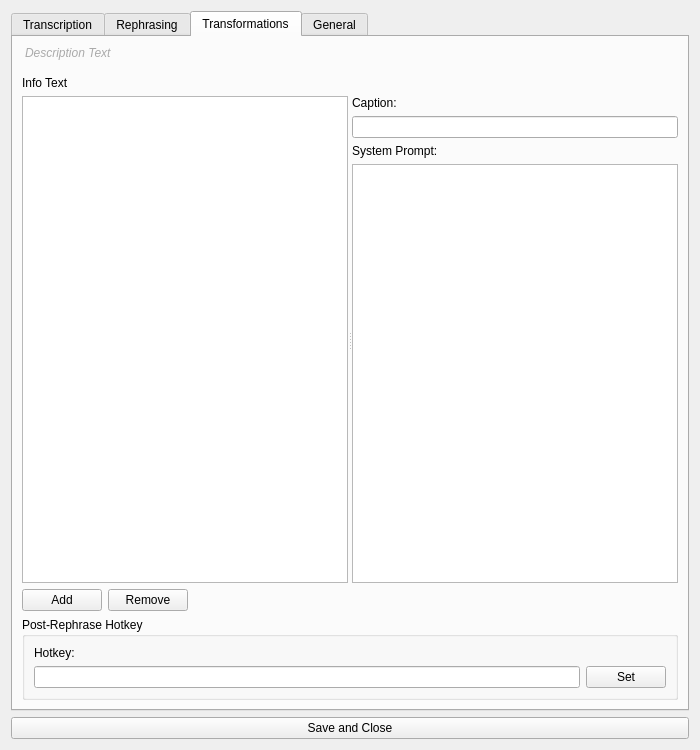
The window that app/resources/main_window.ui (bjspi/WhisperTyper) describes before a commit, drawn with Qt 5.
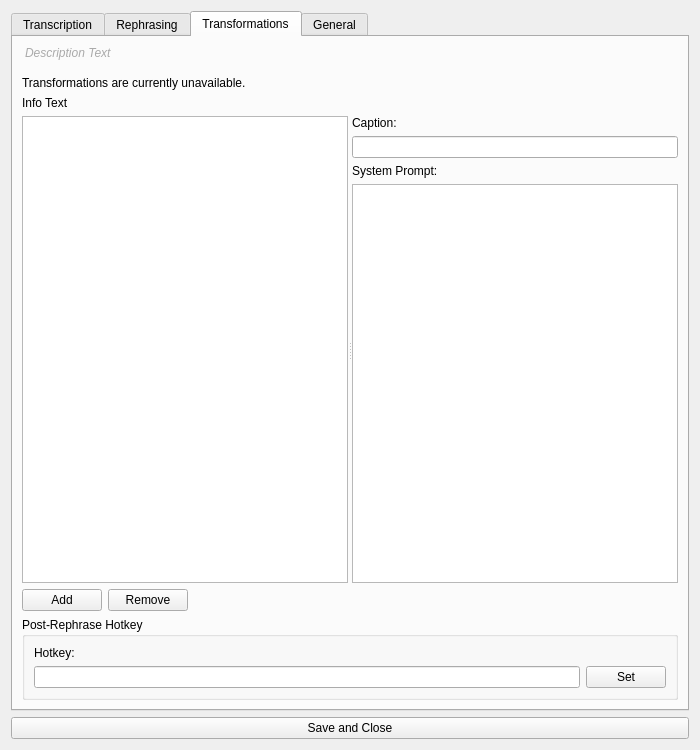
The same window after the commit. The open tabs and pages were chosen to show the change.

Commit message: feat: improve transformations and GPT-5.6 support

Patch:
```diff
--- a/app/resources/main_window.ui
+++ b/app/resources/main_window.ui
@@ -634,6 +634,22 @@
          </property>
         </widget>
        </item>
+       <item>
+        <widget class="QLabel" name="transformations_unavailable_label">
+         <property name="sizePolicy">
+          <sizepolicy hsizetype="Preferred" vsizetype="Maximum">
+           <horstretch>0</horstretch>
+           <verstretch>0</verstretch>
+          </sizepolicy>
+         </property>
+         <property name="text">
+          <string>Transformations are currently unavailable.</string>
+         </property>
+         <property name="wordWrap">
+          <bool>true</bool>
+         </property>
+        </widget>
+       </item>
        <item>
         <widget class="QLabel" name="transformations_info_label">
          <property name="sizePolicy">
```
The commit also changes 13 other files.
